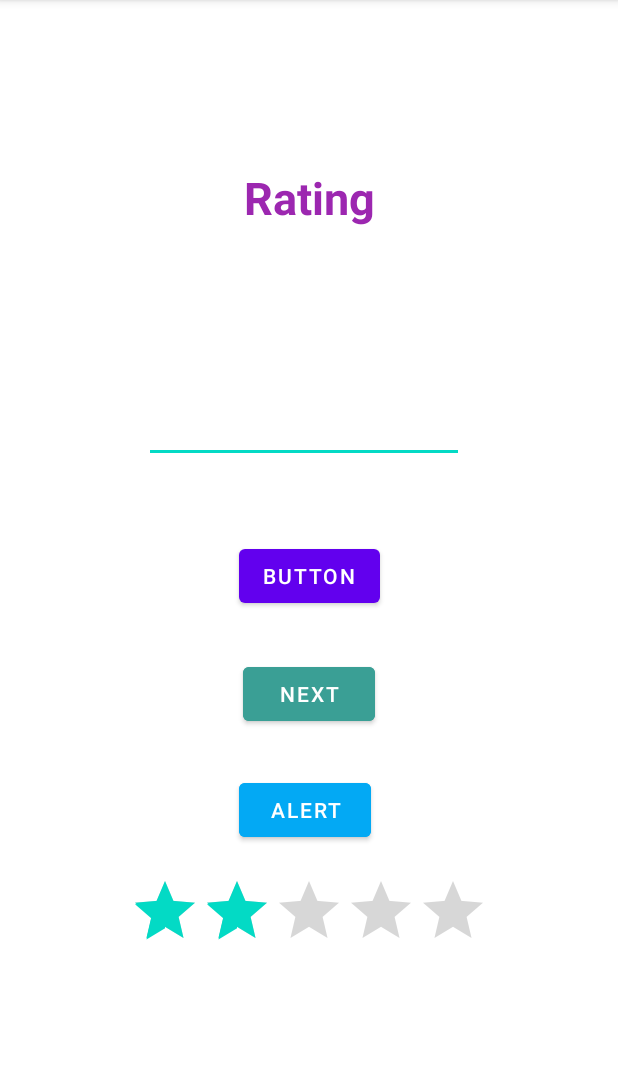
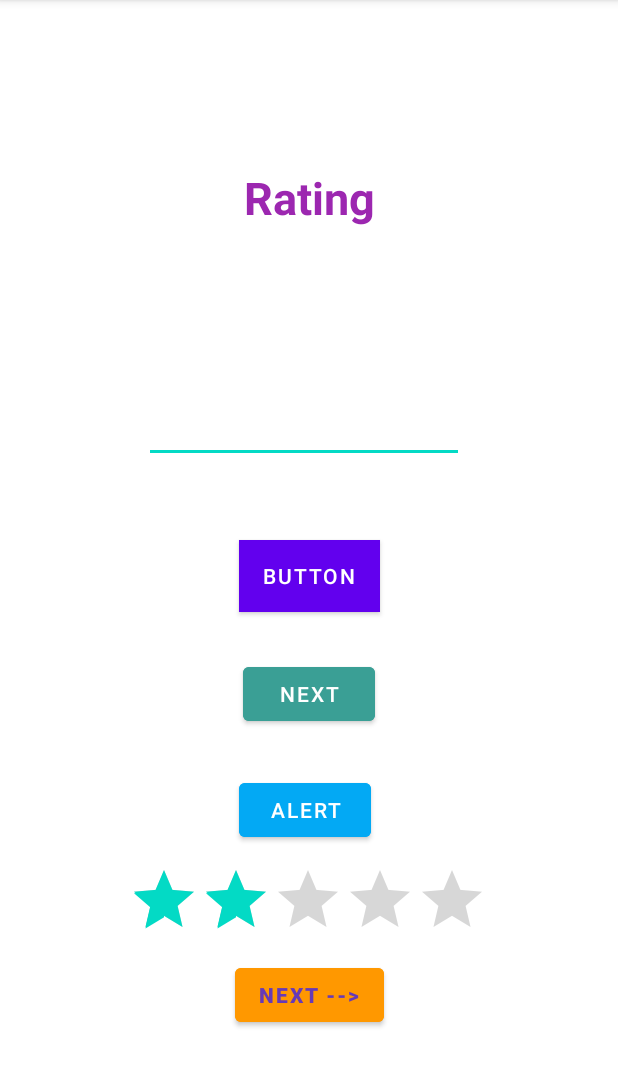
Before and after one commit to SamuilOlegovich/Vedroid, an Android app: the screen it shows after launch (MainActivity), on a phone screen of 412 x 824 dp, the part 84-1171 px from its top. Run offline under Robolectric (Android 15) with nearby library versions, the phone set to English and light mode, and no system bars.

Commit message:
Переход на следующую страницу

```diff
--- a/app/build.gradle
+++ b/app/build.gradle
@@ -33,6 +33,8 @@
     implementation 'androidx.appcompat:appcompat:1.1.0'
     implementation 'com.google.android.material:material:1.1.0'
     implementation 'androidx.constraintlayout:constraintlayout:1.1.3'
+    implementation 'androidx.navigation:navigation-fragment:2.2.2'
+    implementation 'androidx.navigation:navigation-ui:2.2.2'
     testImplementation 'junit:junit:4.+'
     androidTestImplementation 'androidx.test.ext:junit:1.1.1'
     androidTestImplementation 'androidx.test.espresso:espresso-core:3.2.0'
--- a/app/src/main/java/com/vedroid/MainActivity.java
+++ b/app/src/main/java/com/vedroid/MainActivity.java
@@ -6,6 +6,7 @@
 
 
 import android.content.DialogInterface;
+import android.content.Intent;
 import android.content.res.ColorStateList;
 import android.graphics.Color;
 import android.widget.EditText;
@@ -19,7 +20,7 @@
 
 
 public class MainActivity extends AppCompatActivity {
-    private Button  button, nextButton, alert;
+    private Button  button, nextButton, alert, nextPage;
     private EditText password;
     private TextView textShow;
     private RatingBar rating;
@@ -43,6 +44,7 @@
         nextButton = (Button) findViewById(R.id.nextButton);
         rating = (RatingBar) findViewById(R.id.ratingBar);
         textShow = (TextView) findViewById(R.id.rating);
+        nextPage = (Button) findViewById(R.id.nextPage);
         button = (Button) findViewById(R.id.button);
         alert = (Button) findViewById(R.id.alert);
 
@@ -127,6 +129,18 @@
                     }
                 }
         );
+        // переход на другую страницу при нажатии на кнопку
+        alert.setOnClickListener(
+                // Окна с вопросом и действиями
+                new View.OnClickListener() {
+                    @Override
+                    public void onClick(View v) {
+                        // класс для перехода на другую страницу
+                        Intent intent = new Intent(".SecondActivity");
+                        startActivity(intent);
+                    }
+                }
+        );
     }
 
 
--- a/app/src/main/res/layout/activity_main.xml
+++ b/app/src/main/res/layout/activity_main.xml
@@ -35,6 +35,7 @@
         android:id="@+id/button"
         android:layout_width="wrap_content"
         android:layout_height="wrap_content"
+        android:background="#FFFFFF"
         android:text="Button"
         app:layout_constraintBottom_toBottomOf="parent"
         app:layout_constraintEnd_toEndOf="parent"
@@ -62,10 +63,11 @@
         android:id="@+id/ratingBar"
         android:layout_width="wrap_content"
         android:layout_height="wrap_content"
-        android:layout_marginTop="19dp"
+        android:layout_marginTop="12dp"
         android:rating="2"
         android:stepSize="0.5"
         app:layout_constraintEnd_toEndOf="parent"
+        app:layout_constraintHorizontal_bias="0.497"
         app:layout_constraintStart_toStartOf="parent"
         app:layout_constraintTop_toBottomOf="@+id/alert" />
 
@@ -84,4 +86,19 @@
         app:layout_constraintEnd_toEndOf="parent"
         app:layout_constraintStart_toStartOf="parent"
         app:layout_constraintTop_toTopOf="parent" />
+
+    <Button
+        android:id="@+id/nextPage"
+        android:layout_width="wrap_content"
+        android:layout_height="wrap_content"
+        android:layout_marginTop="6dp"
+        android:backgroundTint="#FF9800"
+        android:text="NEXT -->"
+        android:textColor="#673AB7"
+        android:textStyle="bold"
+        app:iconTint="#FFC107"
+        app:layout_constraintEnd_toEndOf="parent"
+        app:layout_constraintStart_toStartOf="parent"
+        app:layout_constraintTop_toBottomOf="@+id/ratingBar"
+        app:strokeColor="#3F51B5" />
 </androidx.constraintlayout.widget.ConstraintLayout>
--- /dev/null
+++ b/app/src/main/res/layout/content_second.xml
@@ -0,0 +1,6 @@
+<?xml version="1.0" encoding="utf-8"?>
+<androidx.constraintlayout.widget.ConstraintLayout xmlns:android="http://schemas.android.com/apk/res/android"
+    xmlns:app="http://schemas.android.com/apk/res-auto"
+    android:layout_width="match_parent"
+    android:layout_height="match_parent"
+    app:layout_behavior="@string/appbar_scrolling_view_behavior"></androidx.constraintlayout.widget.ConstraintLayout>
--- /dev/null
+++ b/app/src/main/res/values/dimens.xml
@@ -0,0 +1,3 @@
+<resources>
+    <dimen name="fab_margin">16dp</dimen>
+</resources>
--- a/app/src/main/res/values/themes.xml
+++ b/app/src/main/res/values/themes.xml
@@ -13,4 +13,13 @@
         <item name="android:statusBarColor" tools:targetApi="l">?attr/colorPrimaryVariant</item>
         <!-- Customize your theme here. -->
     </style>
+
+    <style name="Theme.Vedroid.NoActionBar">
+        <item name="windowActionBar">false</item>
+        <item name="windowNoTitle">true</item>
+    </style>
+
+    <style name="Theme.Vedroid.AppBarOverlay" parent="ThemeOverlay.AppCompat.Dark.ActionBar" />
+
+    <style name="Theme.Vedroid.PopupOverlay" parent="ThemeOverlay.AppCompat.Light" />
 </resources>
```
Also changed, not shown: app/src/main/AndroidManifest.xml (+12 -0 lines), app/src/main/java/com/vedroid/FirstFragment.java (added, +34 -0 lines), app/src/main/java/com/vedroid/SecondActivity.java (added, +33 -0 lines), app/src/main/java/com/vedroid/SecondFragment.java (added, +34 -0 lines), app/src/main/res/layout/activity_second.xml (added, +33 -0 lines), app/src/main/res/layout/fragment_first.xml (added, +28 -0 lines), app/src/main/res/layout/fragment_second.xml (added, +27 -0 lines), app/src/main/res/navigation/nav_graph.xml (added, +28 -0 lines), app/src/main/res/values/strings.xml (+9 -0 lines).
